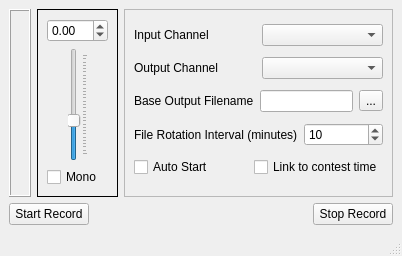
Above: mqt/MqtRigRecorder/mainwindow.ui from Rsclub22/Minos2-Mirror before the change. Below: the same form after it.
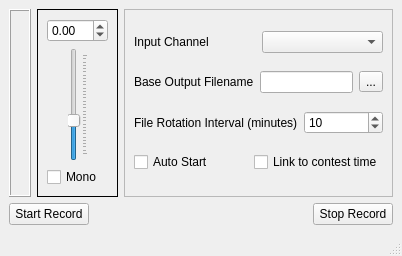
That is the form after the change. Custom widgets are drawn as their Qt base class.

Commit message: Remove output channel - it isn't used.

```diff
--- a/mqt/MqtRigRecorder/mainwindow.ui
+++ b/mqt/MqtRigRecorder/mainwindow.ui
@@ -134,20 +134,6 @@
            </item>
           </layout>
          </item>
-         <item>
-          <layout class="QHBoxLayout" name="horizontalLayout">
-           <item>
-            <widget class="QLabel" name="label_2">
-             <property name="text">
-              <string>Output Channel</string>
-             </property>
-            </widget>
-           </item>
-           <item>
-            <widget class="QComboBox" name="outChannelCB"/>
-           </item>
-          </layout>
-         </item>
          <item>
           <layout class="QHBoxLayout" name="horizontalLayout_4">
            <item>
```
The commit also changes 4 other files.
